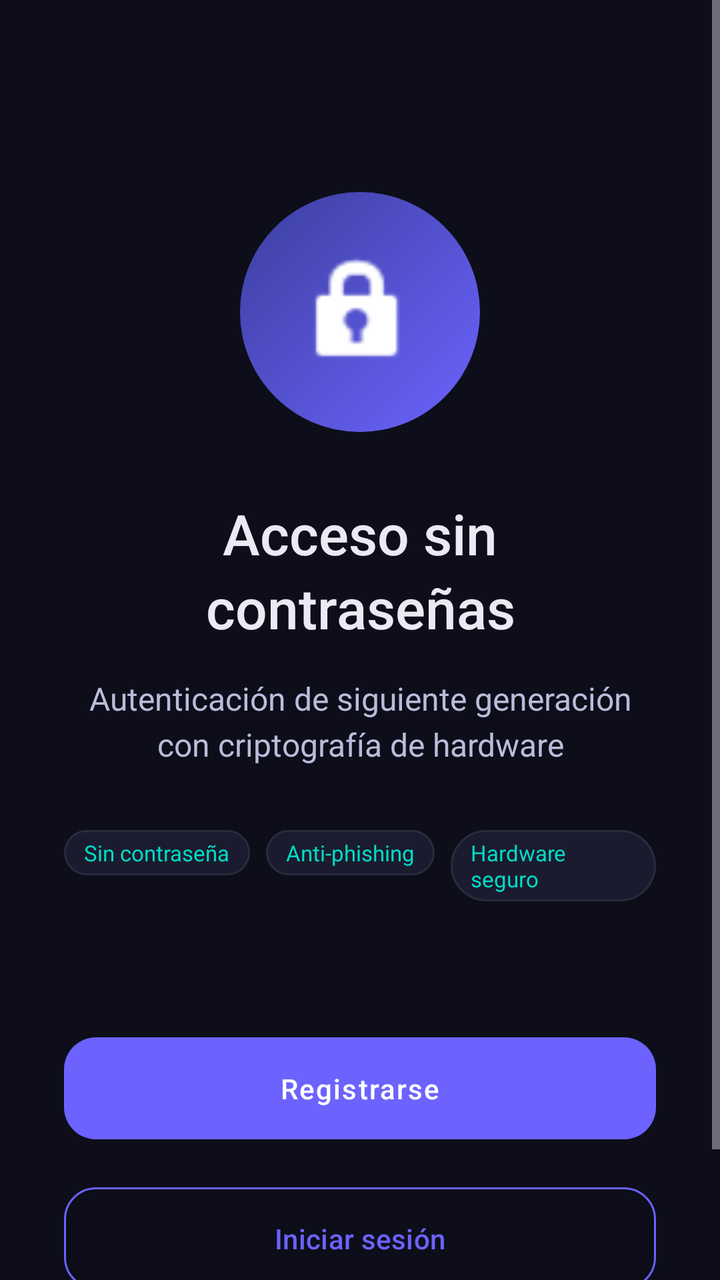
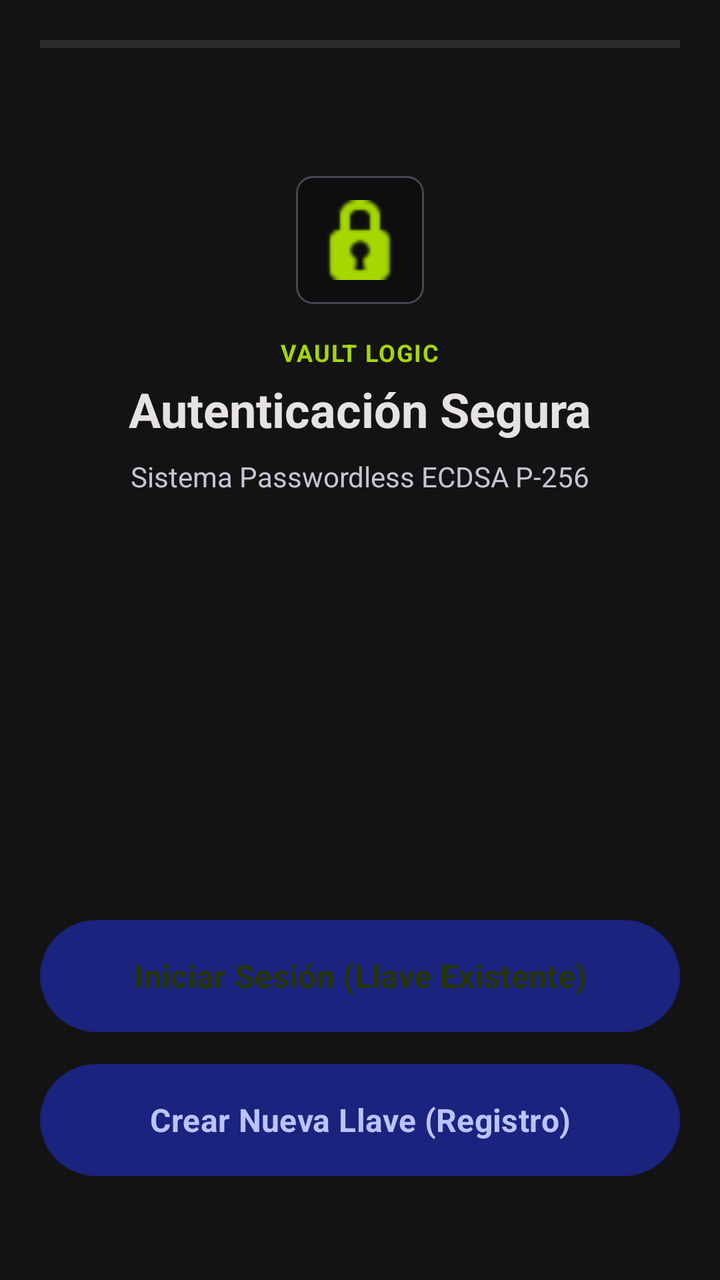

Compare the two renders of this Android layout. The source of the first and the diff that turns it into the second are given below.
<!-- AndroidManifest.xml: application theme Theme.PasswordlessApp -->
<!-- res/layout/fragment_welcome.xml -->
<?xml version="1.0" encoding="utf-8"?>
<ScrollView
    xmlns:android="http://schemas.android.com/apk/res/android"
    xmlns:app="http://schemas.android.com/apk/res-auto"
    android:layout_width="match_parent"
    android:layout_height="match_parent"
    android:background="@color/color_background"
    android:fillViewport="true">

    <androidx.constraintlayout.widget.ConstraintLayout
        android:layout_width="match_parent"
        android:layout_height="wrap_content"
        android:padding="@dimen/spacing_xl">

        
        <FrameLayout
            android:id="@+id/icon_container"
            android:layout_width="@dimen/icon_size_xl"
            android:layout_height="@dimen/icon_size_xl"
            android:background="@drawable/bg_icon_circle"
            app:layout_constraintTop_toTopOf="parent"
            app:layout_constraintStart_toStartOf="parent"
            app:layout_constraintEnd_toEndOf="parent"
            android:layout_marginTop="@dimen/spacing_xxxl">

            <ImageView
                android:layout_width="64dp"
                android:layout_height="64dp"
                android:layout_gravity="center"
                android:src="@android:drawable/ic_lock_idle_lock"
                android:tint="@color/color_on_primary" />
        </FrameLayout>

        
        <TextView
            android:id="@+id/tv_title"
            android:layout_width="0dp"
            android:layout_height="wrap_content"
            android:text="@string/welcome_title"
            android:textColor="@color/color_on_background"
            android:textSize="@dimen/text_title"
            android:fontFamily="sans-serif-medium"
            android:textAlignment="center"
            android:lineSpacingExtra="4dp"
            android:layout_marginTop="@dimen/spacing_xl"
            app:layout_constraintTop_toBottomOf="@id/icon_container"
            app:layout_constraintStart_toStartOf="parent"
            app:layout_constraintEnd_toEndOf="parent" />

        
        <TextView
            android:id="@+id/tv_subtitle"
            android:layout_width="0dp"
            android:layout_height="wrap_content"
            android:text="@string/welcome_subtitle"
            android:textColor="@color/color_on_surface"
            android:textSize="@dimen/text_subtitle"
            android:textAlignment="center"
            android:lineSpacingExtra="4dp"
            android:layout_marginTop="@dimen/spacing_md"
            app:layout_constraintTop_toBottomOf="@id/tv_title"
            app:layout_constraintStart_toStartOf="parent"
            app:layout_constraintEnd_toEndOf="parent" />

        
        <LinearLayout
            android:id="@+id/badge_container"
            android:layout_width="wrap_content"
            android:layout_height="wrap_content"
            android:orientation="horizontal"
            android:layout_marginTop="@dimen/spacing_xl"
            app:layout_constraintTop_toBottomOf="@id/tv_subtitle"
            app:layout_constraintStart_toStartOf="parent"
            app:layout_constraintEnd_toEndOf="parent">

            <TextView
                android:layout_width="wrap_content"
                android:layout_height="wrap_content"
                android:text="@string/badge_no_password"
                android:textSize="11sp"
                android:textColor="@color/color_secondary"
                android:background="@drawable/bg_card"
                android:paddingHorizontal="10dp"
                android:paddingVertical="4dp"
                android:layout_marginEnd="8dp" />

            <TextView
                android:layout_width="wrap_content"
                android:layout_height="wrap_content"
                android:text="@string/badge_no_phishing"
                android:textSize="11sp"
                android:textColor="@color/color_secondary"
                android:background="@drawable/bg_card"
                android:paddingHorizontal="10dp"
                android:paddingVertical="4dp"
                android:layout_marginEnd="8dp" />

            <TextView
                android:layout_width="wrap_content"
                android:layout_height="wrap_content"
                android:text="@string/badge_hardware"
                android:textSize="11sp"
                android:textColor="@color/color_secondary"
                android:background="@drawable/bg_card"
                android:paddingHorizontal="10dp"
                android:paddingVertical="4dp" />
        </LinearLayout>

        
        <Button
            android:id="@+id/btn_register"
            style="@style/Widget.App.Button.Primary"
            android:layout_width="0dp"
            android:layout_height="wrap_content"
            android:text="@string/btn_register"
            android:layout_marginTop="@dimen/spacing_xxxl"
            app:layout_constraintTop_toBottomOf="@id/badge_container"
            app:layout_constraintStart_toStartOf="parent"
            app:layout_constraintEnd_toEndOf="parent" />

        
        <Button
            android:id="@+id/btn_login"
            style="@style/Widget.App.Button.Secondary"
            android:layout_width="0dp"
            android:layout_height="wrap_content"
            android:text="@string/btn_login"
            android:layout_marginTop="@dimen/spacing_md"
            android:layout_marginBottom="@dimen/spacing_xl"
            app:layout_constraintTop_toBottomOf="@id/btn_register"
            app:layout_constraintStart_toStartOf="parent"
            app:layout_constraintEnd_toEndOf="parent"
            app:layout_constraintBottom_toBottomOf="parent" />

    </androidx.constraintlayout.widget.ConstraintLayout>
</ScrollView>
<!-- resources referenced by this layout -->
<resources>
  <color name="color_background">#0D0E1A</color>
  <color name="color_on_background">#EAEAF5</color>
  <color name="color_on_primary">#FFFFFF</color>
  <color name="color_on_surface">#BBBCDA</color>
  <color name="color_secondary">#03DAC6</color>
  <dimen name="icon_size_xl">120dp</dimen>
  <dimen name="spacing_md">16dp</dimen>
  <dimen name="spacing_xl">32dp</dimen>
  <dimen name="spacing_xxxl">64dp</dimen>
  <dimen name="text_subtitle">16sp</dimen>
  <dimen name="text_title">28sp</dimen>
  <!-- drawable bg_card (drawable) -->
  <?xml version="1.0" encoding="utf-8"?>
  <shape xmlns:android="http://schemas.android.com/apk/res/android"
      android:shape="rectangle">
      <solid android:color="#1A1B2E" />
      <corners android:radius="20dp" />
      <stroke android:width="1dp" android:color="#2A2B3D" />
  </shape>
  <!-- drawable bg_icon_circle (drawable) -->
  <?xml version="1.0" encoding="utf-8"?>
  <shape xmlns:android="http://schemas.android.com/apk/res/android"
      android:shape="oval">
      <gradient
          android:angle="135"
          android:startColor="#6C63FF"
          android:endColor="#3B3F9E"
          android:type="linear" />
  </shape>
  <string name="badge_hardware">Hardware seguro</string>
  <string name="badge_no_password">Sin contraseña</string>
  <string name="badge_no_phishing">Anti-phishing</string>
  <string name="btn_login">Iniciar sesión</string>
  <string name="btn_register">Registrarse</string>
  <string name="welcome_subtitle">Autenticación de siguiente generación con criptografía de hardware</string>
  <string name="welcome_title">Acceso sin contraseñas</string>
  <style name="Widget.App.Button.Primary" parent="Widget.Material3.Button">
          <item name="android:textColor">@color/color_on_primary</item>
          <item name="backgroundTint">@color/color_primary</item>
          <item name="android:letterSpacing">0.05</item>
          <item name="cornerRadius">16dp</item>
          <item name="android:paddingTop">16dp</item>
          <item name="android:paddingBottom">16dp</item>
      </style>
  <style name="Widget.App.Button.Secondary" parent="Widget.Material3.Button.OutlinedButton">
          <item name="android:textColor">@color/color_primary</item>
          <item name="strokeColor">@color/color_primary</item>
          <item name="cornerRadius">16dp</item>
          <item name="android:paddingTop">16dp</item>
          <item name="android:paddingBottom">16dp</item>
      </style>
  <style name="Theme.PasswordlessApp" parent="Theme.Material3.Dark.NoActionBar">
          <item name="colorPrimary">@color/color_primary</item>
          <item name="colorPrimaryVariant">@color/color_primary_variant</item>
          <item name="colorSecondary">@color/color_secondary</item>
          <item name="colorSecondaryVariant">@color/color_secondary_variant</item>
          <item name="android:colorBackground">@color/color_background</item>
          <item name="colorSurface">@color/color_surface</item>
          <item name="colorOnPrimary">@color/color_on_primary</item>
          <item name="colorOnBackground">@color/color_on_background</item>
          <item name="colorOnSurface">@color/color_on_surface</item>
          <item name="colorError">@color/color_error</item>
          <item name="android:statusBarColor">@color/color_background</item>
          <item name="android:navigationBarColor">@color/color_background</item>
          <item name="android:windowLightStatusBar">false</item>
      </style>
  <color name="color_primary">#6C63FF</color>
  <color name="color_primary_variant">#4B44CC</color>
  <color name="color_secondary_variant">#018786</color>
  <color name="color_surface">#161728</color>
  <color name="color_error">#FF5370</color>
</resources>

<!-- the commit's change to res/layout/fragment_welcome.xml (unified diff, before → after) -->
@@ -1,136 +1,103 @@
 <?xml version="1.0" encoding="utf-8"?>
-<ScrollView
-    xmlns:android="http://schemas.android.com/apk/res/android"
+<androidx.constraintlayout.widget.ConstraintLayout xmlns:android="http://schemas.android.com/apk/res/android"
     xmlns:app="http://schemas.android.com/apk/res-auto"
+    xmlns:tools="http://schemas.android.com/tools"
     android:layout_width="match_parent"
     android:layout_height="match_parent"
-    android:background="@color/color_background"
-    android:fillViewport="true">
+    android:background="@color/vault_background"
+    android:padding="20dp"
+    tools:context=".ui.welcome.WelcomeFragment">
 
-    <androidx.constraintlayout.widget.ConstraintLayout
-        android:layout_width="match_parent"
+    
+    <View
+        android:id="@+id/hexStreamBar"
+        android:layout_width="0dp"
+        android:layout_height="4dp"
+        android:background="@color/vault_surface_high"
+        app:layout_constraintEnd_toEndOf="parent"
+        app:layout_constraintStart_toStartOf="parent"
+        app:layout_constraintTop_toTopOf="parent" />
+
+    
+    <LinearLayout
+        android:id="@+id/brandHeader"
+        android:layout_width="wrap_content"
         android:layout_height="wrap_content"
-        android:padding="@dimen/spacing_xl">
+        android:layout_marginTop="64dp"
+        android:gravity="center"
+        android:orientation="vertical"
+        app:layout_constraintEnd_toEndOf="parent"
+        app:layout_constraintStart_toStartOf="parent"
+        app:layout_constraintTop_toBottomOf="@id/hexStreamBar">
 
         
         <FrameLayout
-            android:id="@+id/icon_container"
-            android:layout_width="@dimen/icon_size_xl"
-            android:layout_height="@dimen/icon_size_xl"
-            android:background="@drawable/bg_icon_circle"
-            app:layout_constraintTop_toTopOf="parent"
-            app:layout_constraintStart_toStartOf="parent"
-            app:layout_constraintEnd_toEndOf="parent"
-            android:layout_marginTop="@dimen/spacing_xxxl">
-
+            android:layout_width="64dp"
+            android:layout_height="64dp"
+            android:background="@drawable/bg_vault_input"
+            android:layout_marginBottom="16dp">
+            
             <ImageView
-                android:layout_width="64dp"
-                android:layout_height="64dp"
+                android:layout_width="40dp"
+                android:layout_height="40dp"
                 android:layout_gravity="center"
-                android:src="@android:drawable/ic_lock_idle_lock"
-                android:tint="@color/color_on_primary" />
+                android:src="@android:drawable/ic_secure"
+                app:tint="@color/vault_accent_dim" />
         </FrameLayout>
 
-        
         <TextView
-            android:id="@+id/tv_title"
-            android:layout_width="0dp"
-            android:layout_height="wrap_content"
-            android:text="@string/welcome_title"
-            android:textColor="@color/color_on_background"
-            android:textSize="@dimen/text_title"
-            android:fontFamily="sans-serif-medium"
-            android:textAlignment="center"
-            android:lineSpacingExtra="4dp"
-            android:layout_marginTop="@dimen/spacing_xl"
-            app:layout_constraintTop_toBottomOf="@id/icon_container"
-            app:layout_constraintStart_toStartOf="parent"
-            app:layout_constraintEnd_toEndOf="parent" />
-
-        
-        <TextView
-            android:id="@+id/tv_subtitle"
-            android:layout_width="0dp"
-            android:layout_height="wrap_content"
-            android:text="@string/welcome_subtitle"
-            android:textColor="@color/color_on_surface"
-            android:textSize="@dimen/text_subtitle"
-            android:textAlignment="center"
-            android:lineSpacingExtra="4dp"
-            android:layout_marginTop="@dimen/spacing_md"
-            app:layout_constraintTop_toBottomOf="@id/tv_title"
-            app:layout_constraintStart_toStartOf="parent"
-            app:layout_constraintEnd_toEndOf="parent" />
-
-        
-        <LinearLayout
-            android:id="@+id/badge_container"
             android:layout_width="wrap_content"
             android:layout_height="wrap_content"
-            android:orientation="horizontal"
-            android:layout_marginTop="@dimen/spacing_xl"
-            app:layout_constraintTop_toBottomOf="@id/tv_subtitle"
-            app:layout_constraintStart_toStartOf="parent"
-            app:layout_constraintEnd_toEndOf="parent">
+            android:text="VAULT LOGIC"
+            android:textColor="@color/vault_accent_dim"
+            android:textSize="12sp"
+            android:textStyle="bold"
+            android:letterSpacing="0.05"
+            android:layout_marginBottom="4dp" />
 
-            <TextView
-                android:layout_width="wrap_content"
-                android:layout_height="wrap_content"
-                android:text="@string/badge_no_password"
-                android:textSize="11sp"
-                android:textColor="@color/color_secondary"
-                android:background="@drawable/bg_card"
-                android:paddingHorizontal="10dp"
-                android:paddingVertical="4dp"
-                android:layout_marginEnd="8dp" />
+        <TextView
+            android:layout_width="wrap_content"
+            android:layout_height="wrap_content"
+            android:text="Autenticación Segura"
+            android:textColor="@color/vault_on_surface"
+            android:textSize="24sp"
+            android:textStyle="bold" />
+            
+        <TextView
+            android:layout_width="wrap_content"
+            android:layout_height="wrap_content"
+            android:text="Sistema Passwordless ECDSA P-256"
+            android:textColor="@color/vault_on_surface_variant"
+            android:textSize="14sp"
+            android:layout_marginTop="8dp" />
+    </LinearLayout>
 
-            <TextView
-                android:layout_width="wrap_content"
-                android:layout_height="wrap_content"
-                android:text="@string/badge_no_phishing"
-                android:textSize="11sp"
-                android:textColor="@color/color_secondary"
-                android:background="@drawable/bg_card"
-                android:paddingHorizontal="10dp"
-                android:paddingVertical="4dp"
-                android:layout_marginEnd="8dp" />
+    <Button
+        android:id="@+id/btnLogin"
+        android:layout_width="0dp"
+        android:layout_height="56dp"
+        android:layout_marginBottom="16dp"
+        android:background="@drawable/btn_vault_accent"
+        android:text="Iniciar Sesión (Llave Existente)"
+        android:textColor="@color/vault_on_accent"
+        android:textSize="16sp"
+        android:textStyle="bold"
+        app:layout_constraintBottom_toTopOf="@id/btnRegister"
+        app:layout_constraintEnd_toEndOf="parent"
+        app:layout_constraintStart_toStartOf="parent" />
 
-            <TextView
-                android:layout_width="wrap_content"
-                android:layout_height="wrap_content"
-                android:text="@string/badge_hardware"
-                android:textSize="11sp"
-                android:textColor="@color/color_secondary"
-                android:background="@drawable/bg_card"
-                android:paddingHorizontal="10dp"
-                android:paddingVertical="4dp" />
-        </LinearLayout>
+    <Button
+        android:id="@+id/btnRegister"
+        android:layout_width="0dp"
+        android:layout_height="56dp"
+        android:layout_marginBottom="32dp"
+        android:background="@drawable/btn_vault_primary"
+        android:text="Crear Nueva Llave (Registro)"
+        android:textColor="@color/vault_on_primary"
+        android:textSize="16sp"
+        android:textStyle="bold"
+        app:layout_constraintBottom_toBottomOf="parent"
+        app:layout_constraintEnd_toEndOf="parent"
+        app:layout_constraintStart_toStartOf="parent" />
 
-        
-        <Button
-            android:id="@+id/btn_register"
-            style="@style/Widget.App.Button.Primary"
-            android:layout_width="0dp"
-            android:layout_height="wrap_content"
-            android:text="@string/btn_register"
-            android:layout_marginTop="@dimen/spacing_xxxl"
-            app:layout_constraintTop_toBottomOf="@id/badge_container"
-            app:layout_constraintStart_toStartOf="parent"
-            app:layout_constraintEnd_toEndOf="parent" />
-
-        
-        <Button
-            android:id="@+id/btn_login"
-            style="@style/Widget.App.Button.Secondary"
-            android:layout_width="0dp"
-            android:layout_height="wrap_content"
-            android:text="@string/btn_login"
-            android:layout_marginTop="@dimen/spacing_md"
-            android:layout_marginBottom="@dimen/spacing_xl"
-            app:layout_constraintTop_toBottomOf="@id/btn_register"
-            app:layout_constraintStart_toStartOf="parent"
-            app:layout_constraintEnd_toEndOf="parent"
-            app:layout_constraintBottom_toBottomOf="parent" />
-
-    </androidx.constraintlayout.widget.ConstraintLayout>
-</ScrollView>
+</androidx.constraintlayout.widget.ConstraintLayout>
<!-- resource entries referenced after the edit -->
@@ -1,75 +1,84 @@
 <!-- resources referenced by this layout -->
 <resources>
-  <color name="color_background">#0D0E1A</color>
-  <color name="color_on_background">#EAEAF5</color>
-  <color name="color_on_primary">#FFFFFF</color>
-  <color name="color_on_surface">#BBBCDA</color>
-  <color name="color_secondary">#03DAC6</color>
-  <dimen name="icon_size_xl">120dp</dimen>
-  <dimen name="spacing_md">16dp</dimen>
-  <dimen name="spacing_xl">32dp</dimen>
-  <dimen name="spacing_xxxl">64dp</dimen>
-  <dimen name="text_subtitle">16sp</dimen>
-  <dimen name="text_title">28sp</dimen>
-  <!-- drawable bg_card (drawable) -->
+  <color name="vault_accent_dim">#a6d700</color>
+  <color name="vault_background">#131313</color>
+  <color name="vault_on_accent">#273500</color>
+  <color name="vault_on_primary">#bdc2ff</color>
+  <color name="vault_on_surface">#e5e2e1</color>
+  <color name="vault_on_surface_variant">#c6c5d4</color>
+  <color name="vault_surface_high">#2a2a2a</color>
+  <!-- drawable bg_vault_input (drawable) -->
   <?xml version="1.0" encoding="utf-8"?>
-  <shape xmlns:android="http://schemas.android.com/apk/res/android"
-      android:shape="rectangle">
-      <solid android:color="#1A1B2E" />
-      <corners android:radius="20dp" />
-      <stroke android:width="1dp" android:color="#2A2B3D" />
-  </shape>
-  <!-- drawable bg_icon_circle (drawable) -->
+  <selector xmlns:android="http://schemas.android.com/apk/res/android">
+      
+      <item android:state_focused="true">
+          <shape android:shape="rectangle">
+              <solid android:color="@color/vault_surface_lowest" />
+              <stroke android:width="1dp" android:color="@color/vault_accent_dim" />
+              <corners android:radius="8dp" />
+          </shape>
+      </item>
+      
+      <item>
+          <shape android:shape="rectangle">
+              <solid android:color="@color/vault_surface_lowest" />
+              <stroke android:width="1dp" android:color="@color/vault_outline_variant" />
+              <corners android:radius="8dp" />
+          </shape>
+      </item>
+  </selector>
+  <!-- drawable btn_vault_accent (drawable) -->
   <?xml version="1.0" encoding="utf-8"?>
-  <shape xmlns:android="http://schemas.android.com/apk/res/android"
-      android:shape="oval">
-      <gradient
-          android:angle="135"
-          android:startColor="#6C63FF"
-          android:endColor="#3B3F9E"
-          android:type="linear" />
-  </shape>
-  <string name="badge_hardware">Hardware seguro</string>
-  <string name="badge_no_password">Sin contraseña</string>
-  <string name="badge_no_phishing">Anti-phishing</string>
-  <string name="btn_login">Iniciar sesión</string>
-  <string name="btn_register">Registrarse</string>
-  <string name="welcome_subtitle">Autenticación de siguiente generación con criptografía de hardware</string>
-  <string name="welcome_title">Acceso sin contraseñas</string>
-  <style name="Widget.App.Button.Primary" parent="Widget.Material3.Button">
-          <item name="android:textColor">@color/color_on_primary</item>
-          <item name="backgroundTint">@color/color_primary</item>
-          <item name="android:letterSpacing">0.05</item>
-          <item name="cornerRadius">16dp</item>
-          <item name="android:paddingTop">16dp</item>
-          <item name="android:paddingBottom">16dp</item>
+  <ripple xmlns:android="http://schemas.android.com/apk/res/android"
+      android:color="#40000000"> 
+      <item>
+          <shape android:shape="rectangle">
+              <solid android:color="@color/vault_accent" />
+              <corners android:radius="28dp" /> 
+          </shape>
+      </item>
+  </ripple>
+  <!-- drawable btn_vault_primary (drawable) -->
+  <?xml version="1.0" encoding="utf-8"?>
+  <ripple xmlns:android="http://schemas.android.com/apk/res/android"
+      android:color="@color/vault_on_primary">
+      <item>
+          <shape android:shape="rectangle">
+              <solid android:color="@color/vault_primary" />
+              <corners android:radius="28dp" /> 
+          </shape>
+      </item>
+  </ripple>
+  <style name="Theme.PasswordlessApp" parent="Base.Theme.PasswordlessApp" />
+  <color name="vault_surface_lowest">#0e0e0e</color>
+  <color name="vault_outline_variant">#454652</color>
+  <color name="vault_accent">#bef500</color>
+  <color name="vault_primary">#1a237e</color>
+  <style name="Base.Theme.PasswordlessApp" parent="Theme.Material3.Dark.NoActionBar">
+          
+          <item name="colorPrimary">@color/vault_primary</item>
+          <item name="colorOnPrimary">@color/vault_on_primary</item>
+          <item name="colorPrimaryContainer">@color/vault_primary</item>
+          
+          
+          <item name="colorSecondary">@color/vault_accent</item>
+          <item name="colorOnSecondary">@color/vault_on_accent</item>
+          
+          
+          <item name="android:statusBarColor">@color/vault_background</item>
+          <item name="android:windowLightStatusBar">false</item>
+          <item name="android:navigationBarColor">@color/vault_background</item>
+          
+          
+          <item name="android:windowBackground">@color/vault_background</item>
+          <item name="android:colorBackground">@color/vault_background</item>
+          <item name="colorSurface">@color/vault_surface_low</item>
+          <item name="colorOnSurface">@color/vault_on_surface</item>
+          <item name="colorOnBackground">@color/vault_on_surface</item>
+  
+          
+          <item name="android:fontFamily">sans-serif</item>
       </style>
-  <style name="Widget.App.Button.Secondary" parent="Widget.Material3.Button.OutlinedButton">
-          <item name="android:textColor">@color/color_primary</item>
-          <item name="strokeColor">@color/color_primary</item>
-          <item name="cornerRadius">16dp</item>
-          <item name="android:paddingTop">16dp</item>
-          <item name="android:paddingBottom">16dp</item>
-      </style>
-  <style name="Theme.PasswordlessApp" parent="Theme.Material3.Dark.NoActionBar">
-          <item name="colorPrimary">@color/color_primary</item>
-          <item name="colorPrimaryVariant">@color/color_primary_variant</item>
-          <item name="colorSecondary">@color/color_secondary</item>
-          <item name="colorSecondaryVariant">@color/color_secondary_variant</item>
-          <item name="android:colorBackground">@color/color_background</item>
-          <item name="colorSurface">@color/color_surface</item>
-          <item name="colorOnPrimary">@color/color_on_primary</item>
-          <item name="colorOnBackground">@color/color_on_background</item>
-          <item name="colorOnSurface">@color/color_on_surface</item>
-          <item name="colorError">@color/color_error</item>
-          <item name="android:statusBarColor">@color/color_background</item>
-          <item name="android:navigationBarColor">@color/color_background</item>
-          <item name="android:windowLightStatusBar">false</item>
-      </style>
-  <color name="color_primary">#6C63FF</color>
-  <color name="color_primary_variant">#4B44CC</color>
-  <color name="color_secondary_variant">#018786</color>
-  <color name="color_surface">#161728</color>
-  <color name="color_error">#FF5370</color>
+  <color name="vault_surface_low">#1c1b1b</color>
 </resources>
 
